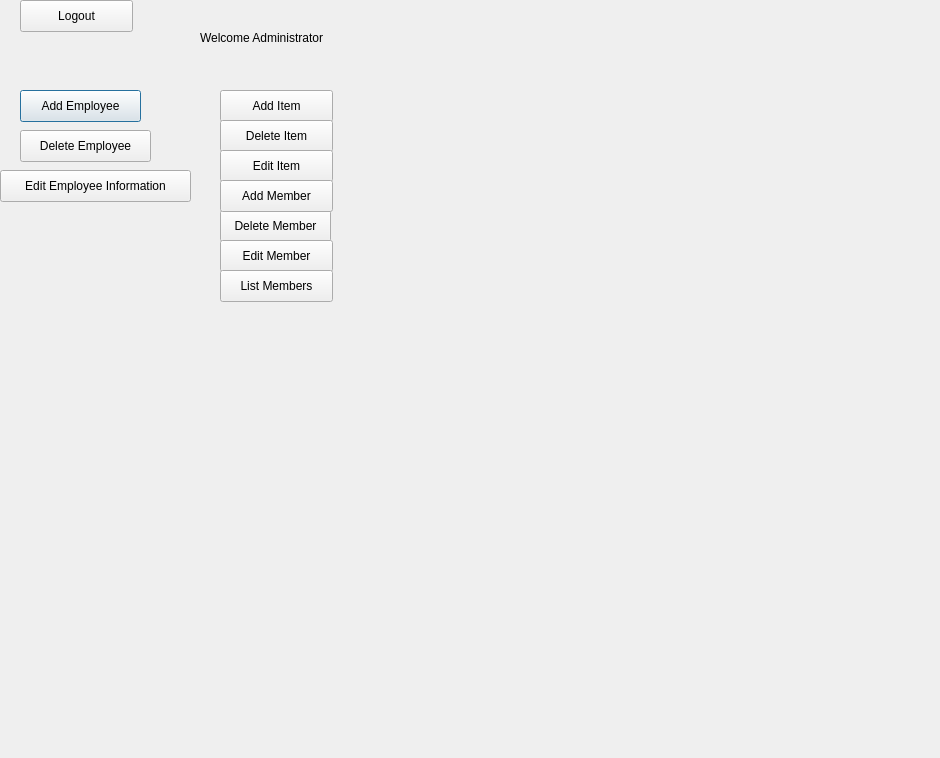
The window that QtGui/menuAdministrator.ui (Tligtvoet/goat-bulk) describes before a commit, drawn with Qt 5.
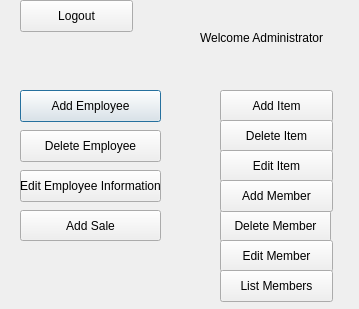
The same window after the commit.

Patch:
```diff
--- a/QtGui/menuAdministrator.ui
+++ b/QtGui/menuAdministrator.ui
@@ -6,8 +6,8 @@
    <rect>
     <x>0</x>
     <y>0</y>
-    <width>940</width>
-    <height>758</height>
+    <width>359</width>
+    <height>309</height>
    </rect>
   </property>
   <property name="windowTitle">
@@ -18,7 +18,7 @@
     <rect>
      <x>20</x>
      <y>90</y>
-     <width>121</width>
+     <width>141</width>
      <height>32</height>
     </rect>
    </property>
@@ -120,9 +120,9 @@
   <widget class="QPushButton" name="pushButton_4">
    <property name="geometry">
     <rect>
-     <x>0</x>
+     <x>20</x>
      <y>170</y>
-     <width>191</width>
+     <width>141</width>
      <height>32</height>
     </rect>
    </property>
@@ -148,7 +148,7 @@
     <rect>
      <x>20</x>
      <y>130</y>
-     <width>131</width>
+     <width>141</width>
      <height>32</height>
     </rect>
    </property>
@@ -169,6 +169,19 @@
     <string>List Members</string>
    </property>
   </widget>
+  <widget class="QPushButton" name="pushButton_12">
+   <property name="geometry">
+    <rect>
+     <x>20</x>
+     <y>210</y>
+     <width>141</width>
+     <height>31</height>
+    </rect>
+   </property>
+   <property name="text">
+    <string>Add Sale</string>
+   </property>
+  </widget>
  </widget>
  <resources/>
  <connections/>
```
